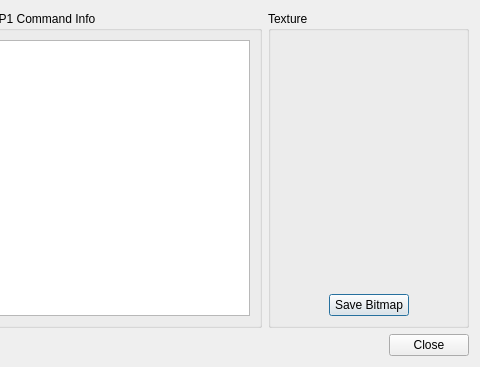
This is yabause/src/qt/ui/UIDebugVDP1.ui in Yabause/yabause as Qt 5 draws it before an edit; both pictures show x 235 to 715 and y 0 to 367 of the 715 by 367 pixel window. The edited form follows.
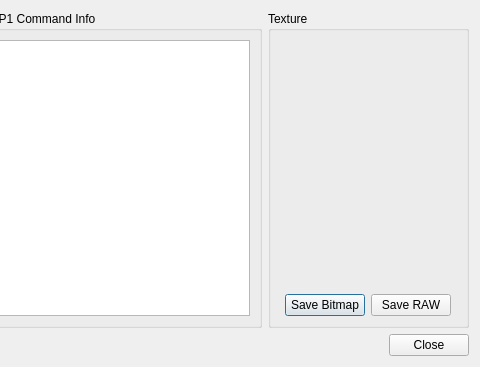
This is the edited form.

Commit message: Add a button to save raw sprite data.

The edit to the form file:
```diff
--- a/yabause/src/qt/ui/UIDebugVDP1.ui
+++ b/yabause/src/qt/ui/UIDebugVDP1.ui
@@ -127,6 +127,13 @@
               </property>
              </widget>
             </item>
+            <item>
+             <widget class="QPushButton" name="pbSaveRawSprite">
+              <property name="text">
+               <string>Save RAW</string>
+              </property>
+             </widget>
+            </item>
             <item>
              <spacer name="horizontalSpacer_2">
               <property name="orientation">
```
The commit also changes 4 other files.
